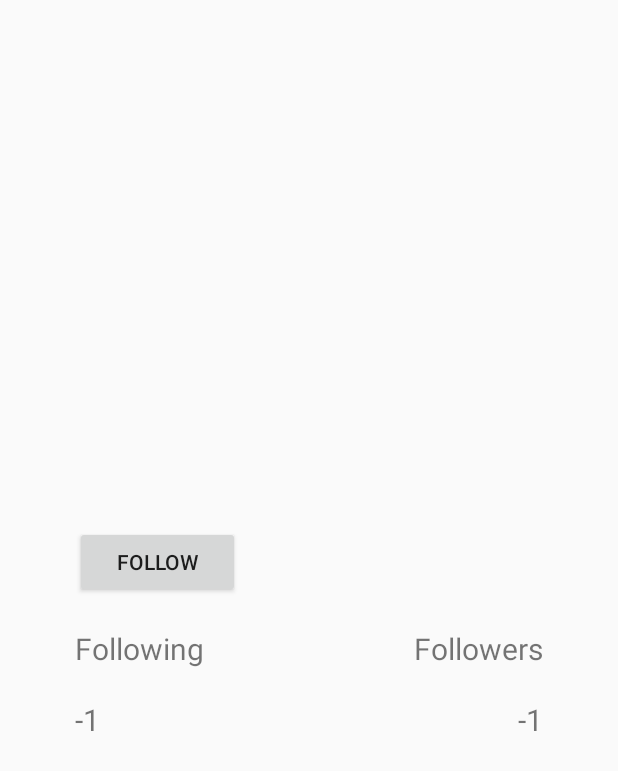
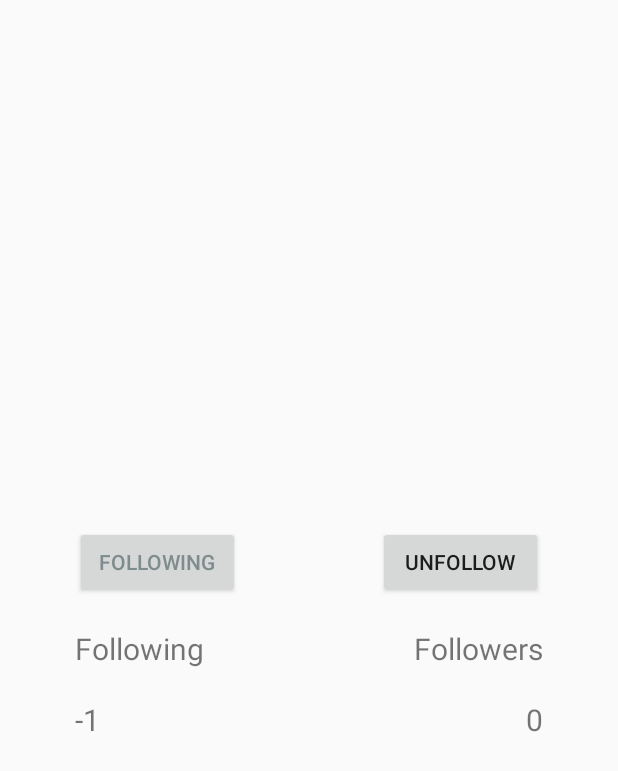
Before and after one commit to Jinesh510/hunt_bot, an Android app: the uProfilePage screen opened directly, with no data from a screen before it, after a tap on "FOLLOW", on a phone screen of 412 x 824 dp. Shown: the top 771 px of the screen. Run offline under Robolectric (Android 15) with nearby library versions, the phone set to English and light mode, and no system bars; plain views replace TwoWayView; 14 statements that could not run were skipped.

Commit message:
removed a few calls on main thread to background thread  organised the code a bit - into methods

```diff
--- a/app/src/main/java/jinesh/urbanhunt_test/uProfilePage.java
+++ b/app/src/main/java/jinesh/urbanhunt_test/uProfilePage.java
@@ -98,6 +98,8 @@ public class uProfilePage extends Activity {
 
     Button follow;
     Button unfollow;
+    TextView followerCount;
+    TextView followingCount;
 
     @Override
     protected void onCreate(Bundle savedInstanceState) {
@@ -151,15 +153,19 @@ public class uProfilePage extends Activity {
 
 
                 ParseQuery<ParseUser> userFollowQuery = ParseUser.getQuery();
-                try {
-                    ParseUser parseUser1 = userFollowQuery.get(userObjectID);
+                userFollowQuery.getInBackground(userObjectID, new GetCallback<ParseUser>() {
+                    @Override
+                    public void done(ParseUser parseUser, ParseException e) {
                         ParseObject followObject = new ParseObject("Follow");
                         followObject.put("follower", currentUser);
-                    followObject.put("following", parseUser1);
+                        followObject.put("following", parseUser);
                         followObject.saveEventually();
-                } catch (ParseException e) {
-                    e.printStackTrace();
+                        followerUI();
+                        updatefollowerCount();
                     }
+                });
+
+
 
             }
         });
@@ -171,12 +177,27 @@ public class uProfilePage extends Activity {
                 Log.d("clicked","button clicked");
 
                 ParseQuery<ParseUser> userFollowQuery = ParseUser.getQuery();
-                try {
-                    final ParseUser parseUser1 = userFollowQuery.get(userObjectID);
-//                    Log.d("User","User obtained");
+                userFollowQuery.getInBackground(userObjectID, new GetCallback<ParseUser>() {
+                    @Override
+                    public void done(ParseUser parseUser, ParseException e) {
+
+                        runUnfollow(parseUser);
+
+                        }
+                    });
+
+            }
+            });
+
+
+
+
+    }
+
+    private void runUnfollow(ParseUser parseUser){
         ParseQuery<ParseObject> uRQuery = ParseQuery.getQuery("Follow");
         uRQuery.whereEqualTo("follower", currentUser);
-                    uRQuery.whereEqualTo("following", parseUser1);
+        uRQuery.whereEqualTo("following", parseUser);
         uRQuery.getFirstInBackground(new GetCallback<ParseObject>() {
             @Override
             public void done(ParseObject parseObject, ParseException e) {
@@ -185,21 +206,52 @@ public class uProfilePage extends Activity {
                     @Override
                     public void done(ParseException e) {
                         Log.d("DEL","Object Deleted");
-                                    fetchUserRelationship(parseUser1);
-                                    Log.d("update","updated UI");
+                        unfollowUI();
+                        Log.d("update", "updated UI");
+                        updateUnfollowCount();
+
                     }
                 });
-                        }
-                    });
+//                    Log.d("User","User obtained");
 
-                } catch (ParseException e) {
-                    e.printStackTrace();
-                }
             }
         });
 
 
+    }
 
+    private void updatefollowerCount(){
+        followerCount = (TextView)findViewById(R.id.followerCount);
+        int followerCountInt = Integer.parseInt(followerCount.getText().toString());
+        followerCountInt = followerCountInt + 1;
+        followerCount.setText("" + followerCountInt);
+
+    }
+
+    private void updateUnfollowCount(){
+        followerCount = (TextView)findViewById(R.id.followerCount);
+        int followerCountInt = Integer.parseInt(followerCount.getText().toString());
+        followerCountInt = followerCountInt - 1;
+        followerCount.setText("" + followerCountInt);
+
+    }
+    private void followerUI(){
+
+        follow.setVisibility(View.VISIBLE);
+        follow.setClickable(false);
+        follow.setText("Following");
+        follow.setTextColor(Color.parseColor("#7f8c8d"));
+        unfollow.setVisibility(View.VISIBLE);
+
+    }
+
+    private void unfollowUI(){
+
+        follow.setVisibility(View.VISIBLE);
+        follow.setClickable(true);
+        follow.setText("Follow");
+        follow.setTextColor(follow.getTextColors().getDefaultColor());
+        unfollow.setVisibility(View.INVISIBLE);
 
     }
 
@@ -243,7 +295,7 @@ public class uProfilePage extends Activity {
             public void done(int followerCountInt, ParseException e) {
 
                 String followerCountStr = Integer.toString(followerCountInt);
-                TextView followerCount = (TextView)findViewById(R.id.followerCount);
+                followerCount = (TextView)findViewById(R.id.followerCount);
                 followerCount.setText(followerCountStr);
             }
         });
@@ -265,7 +317,7 @@ public class uProfilePage extends Activity {
             @Override
             public void done(int followingCountInt, ParseException e) {
                 String followingCountStr = Integer.toString(followingCountInt);
-                TextView followingCount = (TextView)findViewById(R.id.followingCount);
+                followingCount = (TextView)findViewById(R.id.followingCount);
                 followingCount.setText(followingCountStr);
             }
         });
```
Lines whose indentation alone changed are shown as unchanged.
